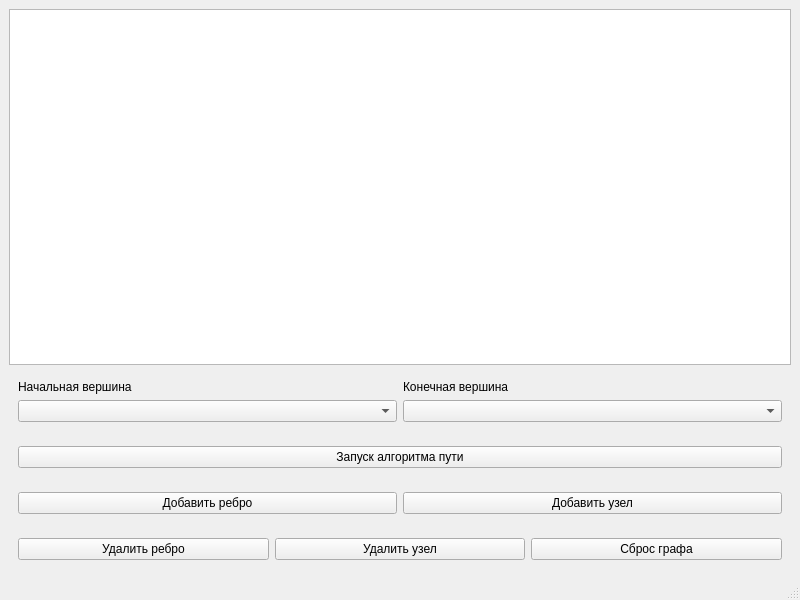
Old version of the form mainwindow.ui in the repository ChaekPlay/graph-visualizer.
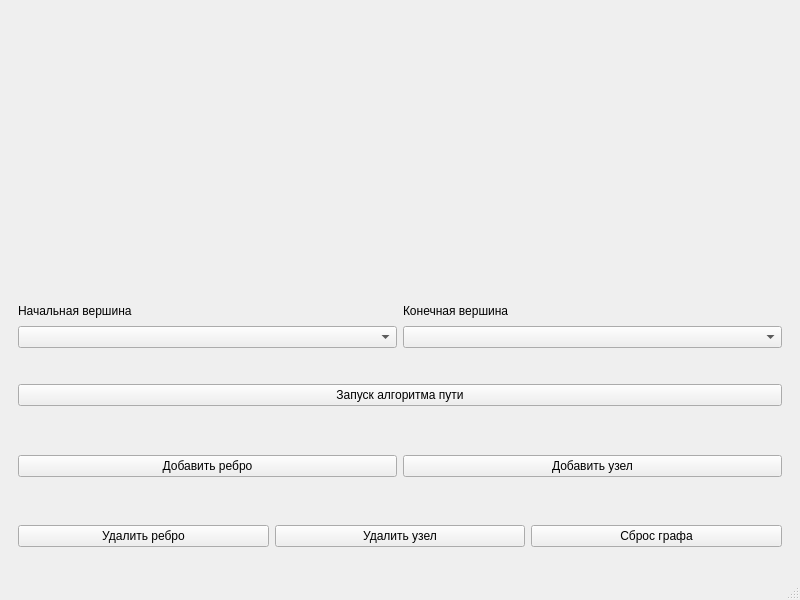
New version of the form.

Patch:
```diff
--- a/mainwindow.ui
+++ b/mainwindow.ui
@@ -16,12 +16,14 @@
   <widget class="QWidget" name="centralwidget">
    <layout class="QVBoxLayout" name="verticalLayout_2">
     <item>
-     <widget class="QGraphicsView" name="graphicsView"/>
+     <widget class="QWidget" name="visualizationWidget" native="true">
+      <layout class="QVBoxLayout" name="verticalLayout"/>
+     </widget>
     </item>
     <item>
-     <layout class="QVBoxLayout" name="verticalLayout">
+     <layout class="QVBoxLayout" name="graphActions">
       <item>
-       <widget class="QWidget" name="widget_3" native="true">
+       <widget class="QWidget" name="dijkstraActionsWidget" native="true">
         <layout class="QVBoxLayout" name="verticalLayout_3">
          <item>
           <layout class="QGridLayout" name="gridLayout" rowstretch="0,0">
@@ -65,7 +67,7 @@
        </widget>
       </item>
       <item>
-       <widget class="QWidget" name="widget_4" native="true">
+       <widget class="QWidget" name="startPathFindingWidget" native="true">
         <layout class="QVBoxLayout" name="verticalLayout_4">
          <item>
           <widget class="QPushButton" name="pushButton_5">
@@ -78,7 +80,7 @@
        </widget>
       </item>
       <item>
-       <widget class="QWidget" name="widget" native="true">
+       <widget class="QWidget" name="addActionsWidget" native="true">
         <layout class="QHBoxLayout" name="horizontalLayout">
          <item>
           <widget class="QPushButton" name="pushButton_6">
@@ -98,7 +100,7 @@
        </widget>
       </item>
       <item>
-       <widget class="QWidget" name="widget_2" native="true">
+       <widget class="QWidget" name="resetActionsWidget" native="true">
         <layout class="QHBoxLayout" name="horizontalLayout_2">
          <item>
           <widget class="QPushButton" name="pushButton">
```
Left out of the diff: 22 changed lines with no effect on the pictures.
